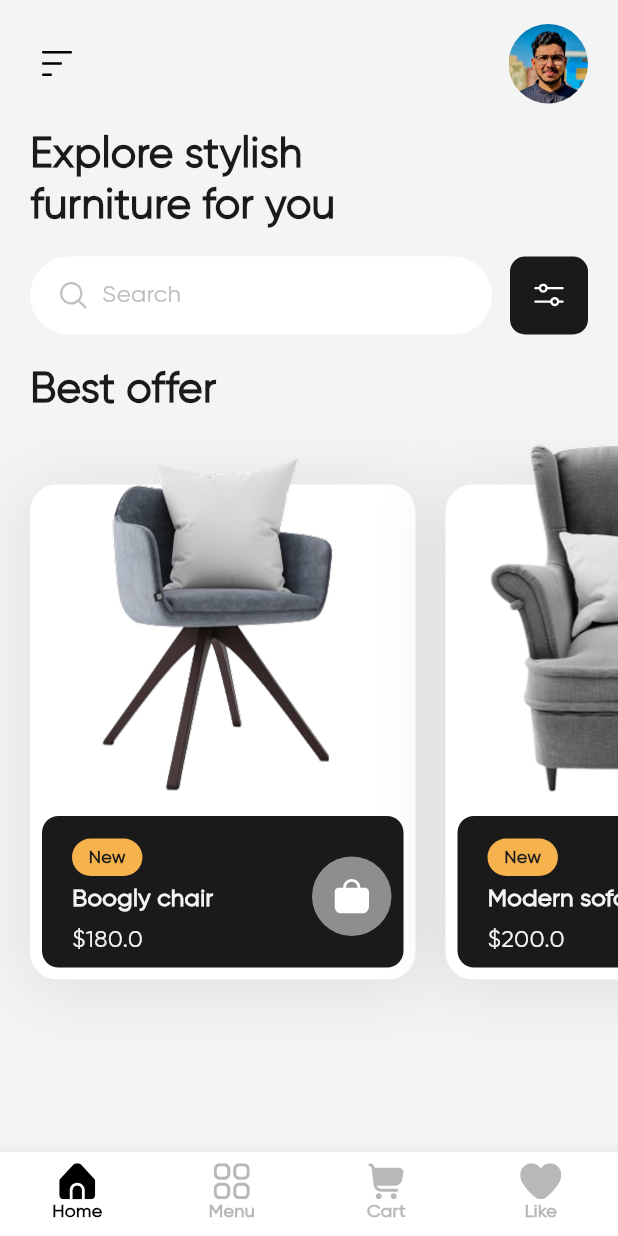
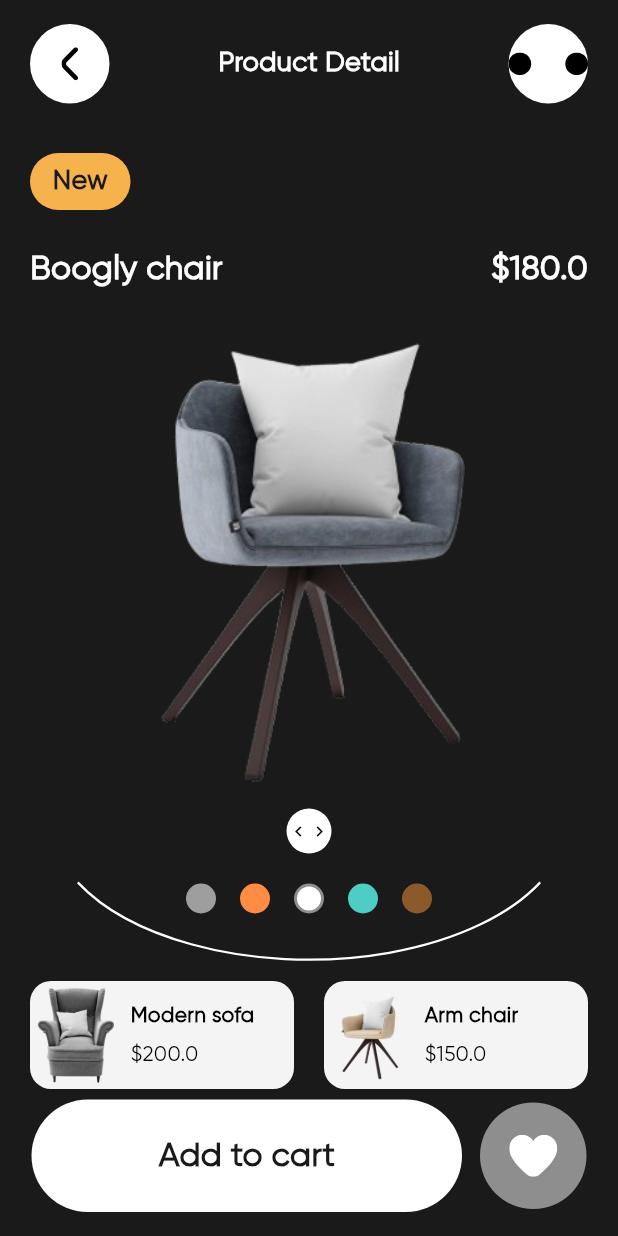
Before and after one commit to SherazAli-67/minimal-furniture-app-ui, a Flutter app: the HomeScreen screen opened by its route, after a tap on "New", on a phone screen of 412 x 824 dp. Run offline on Flutter 3.47's test engine with Material 3 defaults, Android fonts, the phone set to English and light mode, and no system bars; our stand-ins replace flutter_svg, go_router.

Commit message:
Minimal Furniture App - Product Detail screen development

```diff
--- a/lib/constants/string_const.dart
+++ b/lib/constants/string_const.dart
@@ -4,4 +4,6 @@ class StringConst {
   static const homeHeadline = 'Explore stylish furniture for you';
   static const searchHint = 'Search';
   static const bestOffer = 'Best offer';
+  static const productDetail = 'Product Detail';
+  static const addToCart = 'Add to cart';
 }
--- a/lib/core/app_textstyles.dart
+++ b/lib/core/app_textstyles.dart
@@ -63,6 +63,36 @@ class AppTextStyles {
     fontWeight: .w700,
     fontFamily: StringConst.appFontFamily,
     color: AppColors.whiteColor,
+  );
+  static TextStyle detailBadgeStyle = TextStyle(
+    fontSize: 18,
+    fontWeight: .w600,
+    fontFamily: StringConst.appFontFamily,
+    color: AppColors.cardDarkColor,
+  );
+  static TextStyle detailTitleRowStyle = TextStyle(
+    fontSize: 22,
+    fontWeight: .w600,
+    fontFamily: StringConst.appFontFamily,
+    color: AppColors.whiteColor,
+  );
+  static TextStyle detailAddToCartStyle = TextStyle(
+    fontSize: 22,
+    fontWeight: .w600,
+    fontFamily: StringConst.appFontFamily,
+    color: AppColors.cardDarkColor,
+  );
+  static TextStyle detailRelatedNameStyle = TextStyle(
+    fontSize: 14,
+    fontWeight: .w600,
+    fontFamily: StringConst.appFontFamily,
+    color: AppColors.blackColor,
+  );
+  static TextStyle detailRelatedPriceStyle = TextStyle(
+    fontSize: 14,
+    fontWeight: .w400,
+    fontFamily: StringConst.appFontFamily,
+    color: AppColors.blackColor,
   );
   static TextStyle priceStyle = TextStyle(
     fontSize: 16,
--- a/lib/presentation/screens/home_screen.dart
+++ b/lib/presentation/screens/home_screen.dart
@@ -1,5 +1,6 @@
 import 'package:flutter/material.dart';
 import 'package:flutter_svg/svg.dart';
+import 'package:go_router/go_router.dart';
 import 'package:minimal_furniture_app/constants/string_const.dart';
 import 'package:minimal_furniture_app/core/app_colors.dart';
 import 'package:minimal_furniture_app/core/app_data.dart';
@@ -113,13 +114,13 @@ class HomeScreen extends StatelessWidget {
       scrollDirection: .horizontal,
       itemCount: AppData.products.length,
       separatorBuilder: (context, index) => const SizedBox(width: _offerCardGap,),
-      itemBuilder: (_, index) => _buildHomeOfferCard(product: AppData.products[index],),
+      itemBuilder: (context, index) => _buildHomeOfferCard(context, product: AppData.products[index],),
     );
   }
 
-  Widget _buildHomeOfferCard({required Product product}) {
+  Widget _buildHomeOfferCard(BuildContext context, {required Product product}) {
     return GestureDetector(
-      onTap: () {},
+      onTap: () => context.push('/product/${product.id}'),
       child: SizedBox(
       width: _offerCardWidth,
       height: _offerCardHeight,
--- /dev/null
+++ b/lib/presentation/screens/product_detail_screen.dart
@@ -0,0 +1,311 @@
+import 'dart:math' as math;
+
+import 'package:flutter/material.dart';
+import 'package:flutter_svg/svg.dart';
+import 'package:go_router/go_router.dart';
+import 'package:minimal_furniture_app/constants/string_const.dart';
+import 'package:minimal_furniture_app/core/app_colors.dart';
+import 'package:minimal_furniture_app/core/app_data.dart';
+import 'package:minimal_furniture_app/core/app_textstyles.dart';
+import 'package:minimal_furniture_app/core/asset_res.dart';
+import 'package:minimal_furniture_app/core/models/product.dart';
+
+class ProductDetailScreen extends StatefulWidget {
+  const ProductDetailScreen({super.key, required this.productId});
+
+  final String productId;
+
+  @override
+  State<ProductDetailScreen> createState() => _ProductDetailScreenState();
+}
+
+class _ProductDetailScreenState extends State<ProductDetailScreen> {
+  static const _horizontalPadding = 20.0;
+
+  int _selectedColorIndex = 2;
+  bool _isFavorite = false;
+
+  Product? get _product => AppData.productById(widget.productId);
+
+  @override
+  Widget build(BuildContext context) {
+    final product = _product;
+    if (product == null) {
+      return Scaffold(
+        backgroundColor: AppColors.cardDarkColor,
+        body: Center(child: Text('Product not found', style: AppTextStyles.screenTitleLightStyle,),),
+      );
+    }
+    final relatedProducts = AppData.productsExcept(product.id);
+    return Scaffold(
+      backgroundColor: AppColors.cardDarkColor,
+      body: SafeArea(
+        child: Column(
+          children: [
+            Expanded(
+              child: SingleChildScrollView(
+                padding: .fromLTRB(_horizontalPadding, 16, _horizontalPadding, 16),
+                child: Column(
+                  crossAxisAlignment: .start,
+                  spacing: 0,
+                  children: [
+                    _buildHeader(context),
+                    const SizedBox(height: 33),
+                    if (product.isNew) _buildDetailNewBadge(),
+                    if (product.isNew) const SizedBox(height: 10),
+                    _buildTitlePriceRow(product),
+                    _buildHeroSection(product),
+                    const SizedBox(height: 20),
+                    _buildColorSwatches(product),
+                    const SizedBox(height: 45),
+                    _buildRelatedProductsRow(context, relatedProducts),
+                  ],
+                ),
+              ),
+            ),
+            _buildBottomActions(context),
+          ],
+        ),
+      ),
+    );
+  }
+
+  Widget _buildHeader(BuildContext context) {
+    return Row(
+      mainAxisAlignment: .spaceBetween,
+      children: [
+        _buildHeaderIconButton(iconPath: AssetRes.icArrowBack, onTap: () => context.pop(),),
+        Text(StringConst.productDetail, style: AppTextStyles.screenTitleLightStyle,),
+        _buildHeaderIconButton(iconPath: AssetRes.icMore, onTap: () {},),
+      ],
+    );
+  }
+
+  Widget _buildHeaderIconButton({required String iconPath, required VoidCallback onTap}) {
+    return Material(
+      color: AppColors.whiteColor,
+      shape: const CircleBorder(),
+      child: InkWell(
+        onTap: onTap,
+        customBorder: const CircleBorder(),
+        child: SizedBox(
+          width: 53,
+          height: 53,
+          child: Center(
+            child: SvgPicture.asset(iconPath, height: 22, colorFilter: .mode(AppColors.blackColor, .srcIn),),
+          ),
+        ),
+      ),
+    );
+  }
+
+  Widget _buildDetailNewBadge() {
+    return Container(
+      decoration: BoxDecoration(
+        color: AppColors.newBadgeColor,
+        borderRadius: .circular(45),
+      ),
+      padding: .symmetric(horizontal: 15, vertical: 6),
+      child: Text('New', style: AppTextStyles.detailBadgeStyle,),
+    );
+  }
+
+  Widget _buildTitlePriceRow(Product product) {
+    return Padding(
+      padding: .symmetric(vertical: 14),
+      child: Row(
+        mainAxisAlignment: .spaceBetween,
+        children: [
+          Flexible(child: Text(product.name, style: AppTextStyles.detailTitleRowStyle, overflow: .ellipsis,),),
+          Text('\$${product.price.toStringAsFixed(1)}', style: AppTextStyles.detailTitleRowStyle,),
+        ],
+      ),
+    );
+  }
+
+  Widget _buildHeroSection(Product product) {
+    return SizedBox(
+      height: 360,
+      width: double.infinity,
+      child: Stack(
+        alignment: .center,
+        clipBehavior: .none,
+        children: [
+          Positioned(
+            top: 0,
+            child: SizedBox(
+              width: 320,
+              height: 320,
+              child: Image.asset(product.image, fit: .contain,),
+            ),
+          ),
+          Positioned(
+            bottom: 0,
+            left: 13,
+            right: 13,
+            child: _buildRotationIndicator(),
+          ),
+        ],
+      ),
+    );
+  }
+
+  Widget _buildRotationIndicator() {
+    return SizedBox(
+      height: 133,
+      child: Stack(
+        alignment: .bottomCenter,
+        children: [
+          CustomPaint(
+            size: const Size(double.infinity, 118),
+            painter: _ProductArcPainter(),
+          ),
+          Container(
+            width: 30,
+            height: 30,
+            decoration: const BoxDecoration(
+              color: AppColors.whiteColor,
+              shape: .circle,
+            ),
+            child: Row(
+              mainAxisAlignment: .center,
+              children: [
+                Icon(Icons.chevron_left, size: 14, color: AppColors.blackColor,),
+                Icon(Icons.chevron_right, size: 14, color: AppColors.blackColor,),
+              ],
+            ),
+          ),
+        ],
+      ),
+    );
+  }
+
+  Widget _buildColorSwatches(Product product) {
+    final colors = product.colors.isNotEmpty ? product.colors : AppData.defaultColorOptions;
+    return Center(
+      child: Row(
+        mainAxisSize: .min,
+        spacing: 16,
+        children: List.generate(colors.length, (index) {
+          final color = colors[index];
+          final isSelected = index == _selectedColorIndex;
+          return GestureDetector(
+            onTap: () => setState(() => _selectedColorIndex = index),
+            child: Container(
+              width: 20,
+              height: 20,
+              decoration: BoxDecoration(
+                shape: .circle,
+                color: color,
+                border: isSelected ? .all(color: AppColors.secondaryTextColor, width: 2) : null,
+                boxShadow: color == AppColors.whiteColor && !isSelected
+                    ? [BoxShadow(color: AppColors.blackColor.withValues(alpha: 0.15), blurRadius: 2)]
+                    : null,
+              ),
+            ),
+          );
+        }),
+      ),
+    );
+  }
+
+  Widget _buildRelatedProductsRow(BuildContext context, List<Product> relatedProducts) {
+    if (relatedProducts.isEmpty) return const SizedBox.shrink();
+    final items = relatedProducts.length > 2 ? relatedProducts.sublist(0, 2) : relatedProducts;
+    return Row(
+      spacing: 20,
+      children: items.map((product) => Expanded(child: _buildRelatedProductCard(context, product),)).toList(),
+    );
+  }
+
+  Widget _buildRelatedProductCard(BuildContext context, Product product) {
+    return Material(
+      color: AppColors.scaffoldBgColor,
+      borderRadius: .circular(14),
+      clipBehavior: .antiAlias,
+      child: InkWell(
+        onTap: () => context.pushReplacement('/product/${product.id}'),
+        child: SizedBox(
+          height: 72,
+          child: Row(
+            spacing: 6,
+            children: [
+              SizedBox(
+                width: 61,
+                height: 66,
+                child: Image.asset(product.image, fit: .contain, alignment: .bottomCenter,),
+              ),
+              Expanded(
+                child: Column(
+                  crossAxisAlignment: .start,
+                  mainAxisAlignment: .center,
+                  spacing: 6,
+                  children: [
+                    Text(product.name, style: AppTextStyles.detailRelatedNameStyle, maxLines: 1, overflow: .ellipsis,),
+                    Text('\$${product.price.toStringAsFixed(1)}', style: AppTextStyles.detailRelatedPriceStyle,),
+                  ],
+                ),
+              ),
+            ],
+          ),
+        ),
+      ),
+    );
+  }
+
+  Widget _buildBottomActions(BuildContext context) {
+    return Padding(
+      padding: .fromLTRB(21, 0, 21, 16),
+      child: Row(
+        spacing: 12,
+        children: [
+          Expanded(
+            child: Material(
+              color: AppColors.whiteColor,
+              borderRadius: .circular(63),
+              child: InkWell(
+                onTap: () {},
+                borderRadius: .circular(63),
+                child: Container(
+                  alignment: .center,
+                  padding: .symmetric(vertical: 22),
+                  child: Text(StringConst.addToCart, style: AppTextStyles.detailAddToCartStyle,),
+                ),
+              ),
+            ),
+          ),
+          Material(
+            color: AppColors.offerCartButtonColor,
+            shape: const CircleBorder(),
+            child: InkWell(
+              onTap: () => setState(() => _isFavorite = !_isFavorite),
+              customBorder: const CircleBorder(),
+              child: SizedBox(
+                width: 71,
+                height: 71,
+                child: Center(
+                  child: SvgPicture.asset(AssetRes.icFavoriteMenu, height: 28, colorFilter: .mode(AppColors.whiteColor, .srcIn),),
+                ),
+              ),
+            ),
+          ),
+        ],
+      ),
+    );
+  }
+}
+
+class _ProductArcPainter extends CustomPainter {
+  @override
+  void paint(Canvas canvas, Size size) {
+    final paint = Paint()
+      ..color = AppColors.whiteColor
+      ..style = PaintingStyle.stroke
+      ..strokeWidth = 1.5;
+    final rect = Rect.fromLTWH(0, 0, size.width, size.height * 1.6);
+    canvas.drawArc(rect, math.pi * 0.15, math.pi * 0.7, false, paint);
+  }
+
+  @override
+  bool shouldRepaint(covariant CustomPainter oldDelegate) => false;
+}
--- a/lib/routing/router.dart
+++ b/lib/routing/router.dart
@@ -1,6 +1,7 @@
 import 'package:flutter/material.dart';
 import 'package:go_router/go_router.dart';
 import 'package:minimal_furniture_app/presentation/screens/home_screen.dart';
+import 'package:minimal_furniture_app/presentation/screens/product_detail_screen.dart';
 
 import '../presentation/screens/main_menu_page.dart';
 
@@ -10,7 +11,7 @@ GoRouter router = GoRouter(
       StatefulShellRoute.indexedStack(
         branches: [
           StatefulShellBranch(routes: [
-            GoRoute(path: NamedRoutes.home.routeName, builder: (_, state) =>   HomeScreen(),),
+            GoRoute(path: NamedRoutes.home.routeName, builder: (_, state) => const HomeScreen(),),
           ]),
           StatefulShellBranch(routes: [
             GoRoute(path: NamedRoutes.menu.routeName, builder: (_, state) => Center(child: Text("Menu"),)),
@@ -18,12 +19,15 @@ GoRouter router = GoRouter(
           StatefulShellBranch(routes: [
             GoRoute(path: NamedRoutes.cart.routeName, builder: (_, state) => Center(child: Text("Cart"),)),
           ]),
-
           StatefulShellBranch(routes: [
             GoRoute(path: NamedRoutes.like.routeName, builder: (_, state) => Center(child: Text("Favorite"),)),
           ]),
         ],
         builder: (ctx, state, navigationShell) => MainMenuPage(navigationShell: navigationShell),
+      ),
+      GoRoute(
+        path: '/product/:id',
+        builder: (_, state) => ProductDetailScreen(productId: state.pathParameters['id']!,),
       ),
     ],
 );
@@ -32,8 +36,7 @@ enum NamedRoutes {
   home('/home'),
   menu('/menu'),
   cart('/cart'),
-  like('/like')
-  ;
+  like('/like');
 
   final String routeName;
   const NamedRoutes(this.routeName);
```
